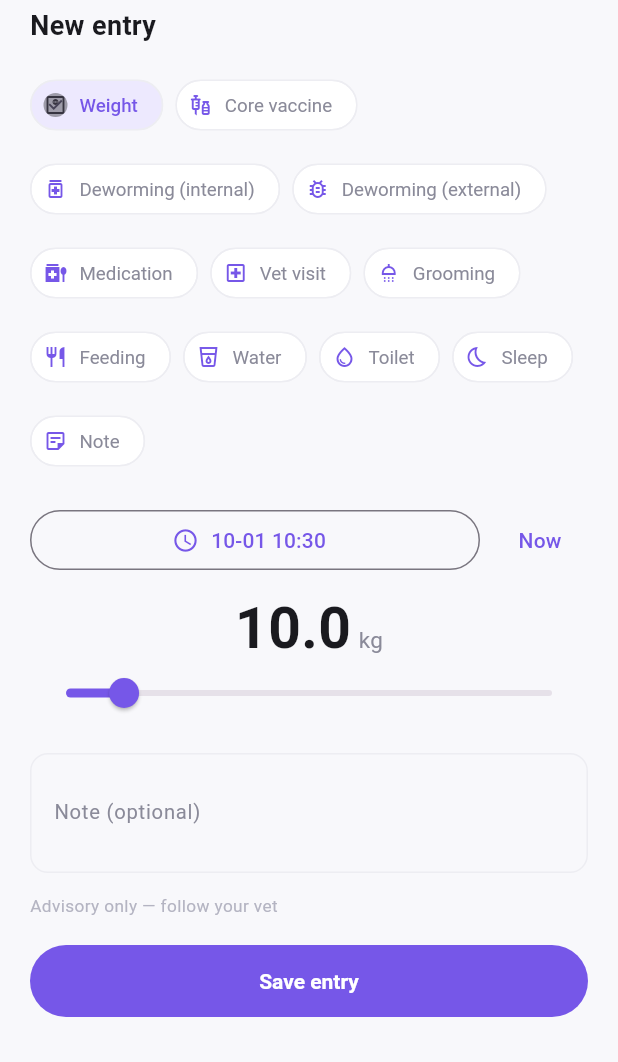
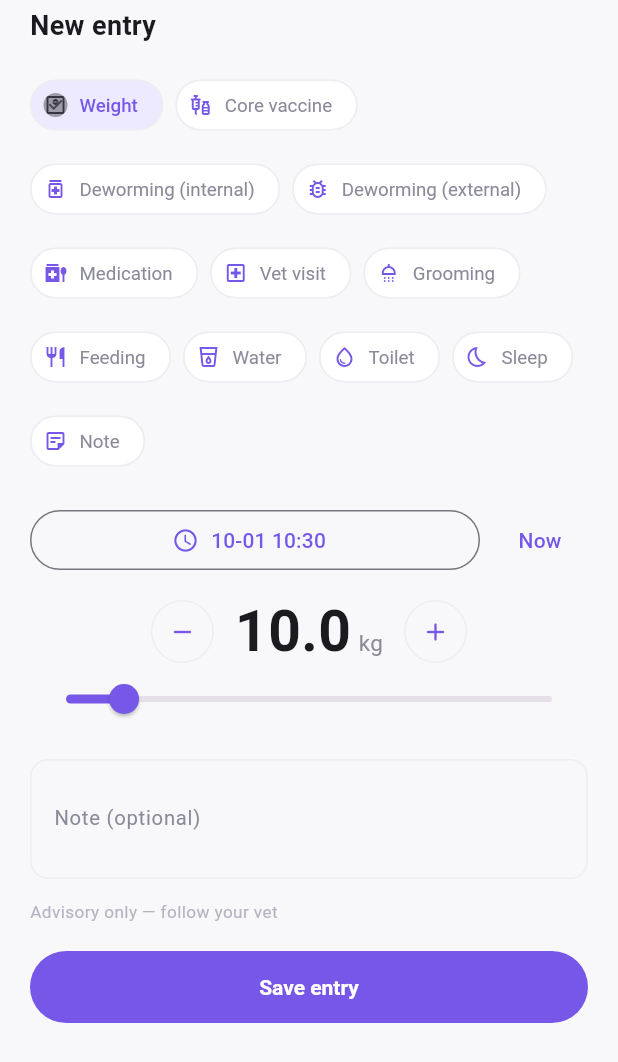
Before and after one commit to zhuruipeng/pets, a Flutter app: the _AddRecordSheet widget shown alone on an empty page, opened directly with empty values, on a phone screen of 412 x 824 dp. Shown: the top 1062 px of the screen. Run offline on Flutter 3.47's test engine with Material 3 defaults, Android fonts, the phone set to English and light mode, and no system bars; our stand-ins replace fl_chart, flutter_local_notifications, flutter_map, flutter_riverpod, flutter_secure_storage, image_picker and 6 more; missing offline and left inert: file_selector; accounts and stored records are empty; network calls fail.

Commit message:
feat(m2.2-2.4): 记一笔体重可精确输入；详情页内容优先、隐藏重复录入时间
M2.2 体重输入（任务书第七节）：
- 记一笔的大数字**可以点了**：进入直接敲键盘（数字键盘、居中大字），
  提交/点外部即确认；非法输入（空/负数/乱码）静默回退到原值 ——
  体重永远有默认值兜底，不存在「空值要不要保存」的问题。
- 新增 −/＋ 步进钮，步长 0.1，钳制在滑块量程内，负数从构造上进不来。
- 滑块保留作快速微调。三种输入各有分工：拖（高频微调）、按（微调 0.1）、
  敲（医院称出来的 4.35）。
- 编辑宠物弹层的体重本来就是文本框（可精确输入），不动。

M2.3 记录详情信息优先级（任务书第十节）：
- 备注从「时间行下面的小字」上移为内容主体，紧跟数值（14.5px 正文）。
- 录入时间与发生时间同一分钟时**不再重复展示** —— 刚记完的那条
  两行一模一样，只会让人找「哪行才是事情发生的」。

核对后不动的（任务书要求已满足，照做=引入回归）：
- 记录页日期分组：RecordTimeline 本来就按天分组。
- 健康页统一列表：预防保健台账已是「分类 + 上次/下次」结构。
- 费用页签版式：本月/累计/月均/趋势/分类/明细已齐。
- Token 收口：AppColors/AppRadius/AppSpace 已全量覆盖。

不改数据库、不改路由、不加记录类型、不动底部导航。

```diff
--- a/app/lib/ui/sheets.dart
+++ b/app/lib/ui/sheets.dart
@@ -583,6 +583,10 @@ class _AddRecordSheetState extends ConsumerState<_AddRecordSheet> {
   /// null = 还没拖过，此时回落到「上次体重」或默认值。
   double? _weightDisplay;
 
+  /// 点大数字进入的「直接输入」态。见 _weightField 的注释。
+  bool _weightEditing = false;
+  final _weightText = TextEditingController();
+
   /// recordedAt 默认「现在」，但用户可改 —— 补录上个月的疫苗是高频操作。
   late DateTime _recordedAt = DateTime.now();
   bool _submitting = false;
@@ -596,6 +600,7 @@ class _AddRecordSheetState extends ConsumerState<_AddRecordSheet> {
     _medDose.dispose();
     _feedGrams.dispose();
     _feedBrand.dispose();
+    _weightText.dispose();
     super.dispose();
   }
 
@@ -756,10 +761,12 @@ class _AddRecordSheetState extends ConsumerState<_AddRecordSheet> {
         ),
       );
 
-  /// 体重：大数字 + 滑块。
+  /// 体重：大数字（可点按直接输入）+ −/＋ 步进 + 滑块。
   ///
-  /// 用滑块而不是输入框，是因为体重每次只变一点，拖两下比敲键盘快，
-  /// 而且天然避免了「输错小数点」。数字仍然可以直接读，不是黑箱。
+  /// 三种输入各有分工：滑块负责「拖两下就完」的高频微调；−/＋ 按 0.1 步进，
+  /// 适合「比上次重一点」的场景；点大数字直接敲键盘，负责精确值
+  /// （宠物医院称出来是 4.35，就得能敲 4.35）。滑块不再是很久以前那种
+  /// 「唯一输入方式」—— 只能拖不能敲，用户就只能记个约数。
   Widget _weightField(WeightUnit unit, double? lastKg) {
     final minW = unit == WeightUnit.kg ? 0.5 : 1.0;
     final maxW = unit == WeightUnit.kg ? 80.0 : 176.0;
@@ -770,8 +777,44 @@ class _AddRecordSheetState extends ConsumerState<_AddRecordSheet> {
     return Column(
       crossAxisAlignment: CrossAxisAlignment.start,
       children: [
-        Center(
-          child: Row(
+        Row(
+          mainAxisAlignment: MainAxisAlignment.center,
+          children: [
+            _weightStepButton(Icons.remove_rounded, -0.1, value, minW, maxW),
+            const SizedBox(width: 14),
+            GestureDetector(
+              onTap: () => setState(() {
+                _weightEditing = true;
+                _weightText.text = value.toStringAsFixed(1);
+              }),
+              child: _weightEditing
+                  ? SizedBox(
+                      width: 150,
+                      child: TextField(
+                        controller: _weightText,
+                        autofocus: true,
+                        keyboardType: const TextInputType.numberWithOptions(
+                          decimal: true,
+                        ),
+                        textAlign: TextAlign.center,
+                        style: const TextStyle(
+                          fontSize: 34,
+                          fontWeight: FontWeight.w700,
+                          color: AppColors.textPrimary,
+                          height: 1.1,
+                        ),
+                        decoration: const InputDecoration.collapsed(
+                          hintText: '0.0',
+                        ),
+                        onSubmitted: (_) =>
+                            _commitWeightEdit(unit, minW, maxW),
+                        // 点输入框外面 = 确认。不写这个，键盘收起后
+                        // 还停在编辑态，滑块就一直是旧值。
+                        onTapOutside: (_) =>
+                            _commitWeightEdit(unit, minW, maxW),
+                      ),
+                    )
+                  : Row(
                       mainAxisSize: MainAxisSize.min,
                       crossAxisAlignment: CrossAxisAlignment.baseline,
                       textBaseline: TextBaseline.alphabetic,
@@ -795,6 +838,10 @@ class _AddRecordSheetState extends ConsumerState<_AddRecordSheet> {
                         ),
                       ],
                     ),
+            ),
+            const SizedBox(width: 14),
+            _weightStepButton(Icons.add_rounded, 0.1, value, minW, maxW),
+          ],
         ),
         Slider(
           value: value,
@@ -818,6 +865,49 @@ class _AddRecordSheetState extends ConsumerState<_AddRecordSheet> {
           ),
       ],
     );
+  }
+
+  /// −/＋ 步进钮。步长 0.1，钳制在滑块的量程内 —— 负数和离谱值
+  /// 从构造上就进不来，不需要保存时再拦一遍。
+  Widget _weightStepButton(
+    IconData icon,
+    double step,
+    double value,
+    double minW,
+    double maxW,
+  ) {
+    return SizedBox(
+      width: 42,
+      height: 42,
+      child: OutlinedButton(
+        onPressed: () => setState(() {
+          _weightDisplay = (value + step).clamp(minW, maxW).toDouble();
+          _error = null;
+        }),
+        style: OutlinedButton.styleFrom(
+          padding: EdgeInsets.zero,
+          shape: const CircleBorder(),
+          side: const BorderSide(color: AppColors.border),
+        ),
+        child: Icon(icon, size: 20, color: AppColors.primary),
+      ),
+    );
+  }
+
+  /// 提交键盘输入。合法才生效并退出编辑；非法（空、负数、乱码）静默
+  /// 回退到原值 —— 这里的体重永远有值（默认值兜底），不存在「空值
+  /// 要不要保存」的问题，也就不必为非法输入弹错误打断用户。
+  void _commitWeightEdit(WeightUnit unit, double minW, double maxW) {
+    if (!_weightEditing) return;
+    final raw = _weightText.text.replaceAll(',', '.').trim();
+    final v = double.tryParse(raw);
+    setState(() {
+      if (v != null && v > 0) {
+        _weightDisplay = v.clamp(minW, maxW).toDouble();
+        _error = null;
+      }
+      _weightEditing = false;
+    });
   }
 
   static double _fallbackWeight(WeightUnit unit, double? lastKg) {
```
Also changed, not shown: app/lib/ui/record_detail.dart (+23 -8 lines). Lines whose indentation alone changed are shown as unchanged.
